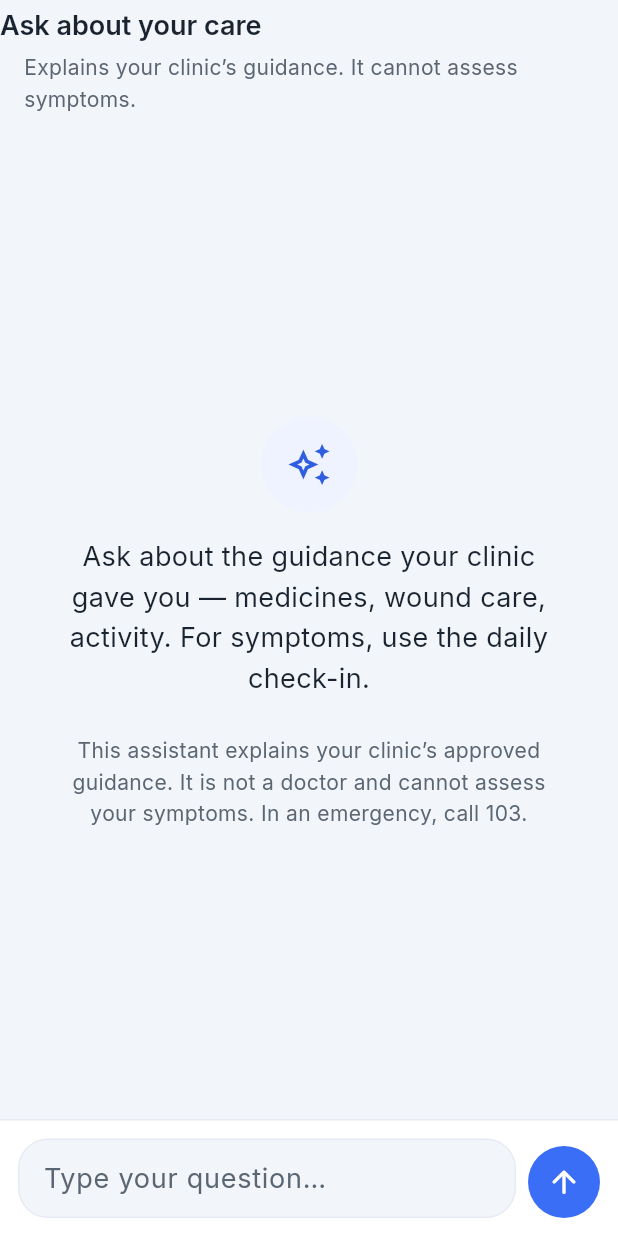
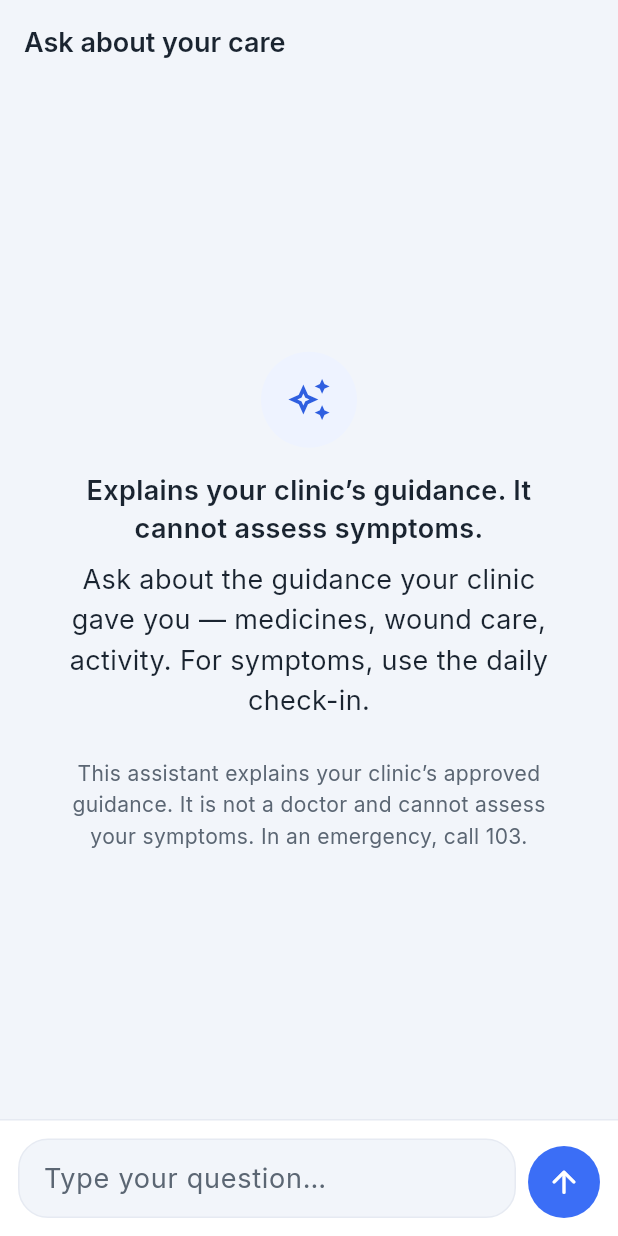
Before and after one commit to dovudbek7/hospitalAiMobile, a Flutter app: the AssistantScreen screen opened by its route, after a tap on the "arrow upward" icon, on a phone screen of 412 x 824 dp. Run offline on Flutter 3.47's test engine with Material 3 defaults, Android fonts, the phone set to English and light mode, and no system bars; our stand-ins replace connectivity_plus, dio, drift, flutter_local_notifications, flutter_riverpod, flutter_secure_storage and 5 more; missing offline and left inert: app_settings; accounts and stored records are empty; generated files the repository leaves out were written again; network calls fail.

Commit message:
fix: onboarding back on P2-P4, compact checkin nav, clean assistant header, live API default
- Enrolment moved to P4 Agree (spec-accurate), so Back works on P2/P3/P4
  and no session exists before consent; guard allows /consent pre-session.
- Check-in nav: compact icon-only Back + full-width Next (fits every
  language/scale); back label resolved from content.
- Assistant header de-cramped; subtitle moved into the intro.
- API_BASE_URL defaults to production — a plain build is API-connected;
  demo mode stays debug-default / explicit opt-in.

Co-Authored-By: Claude Fable 5 <noreply@anthropic.com>

```diff
--- a/lib/features/assistant/assistant_screen.dart
+++ b/lib/features/assistant/assistant_screen.dart
@@ -75,23 +75,7 @@ class _AssistantScreenState extends ConsumerState<AssistantScreen> {
     return Scaffold(
       backgroundColor: AppColors.canvas,
       appBar: AppBar(
-        titleSpacing: 0,
         title: const Txt('assistant.title', style: AppText.h2),
-        bottom: const PreferredSize(
-          preferredSize: Size.fromHeight(28),
-          child: Padding(
-            padding: EdgeInsets.fromLTRB(
-              AppSpace.s16,
-              0,
-              AppSpace.s16,
-              AppSpace.s8,
-            ),
-            child: Align(
-              alignment: Alignment.centerLeft,
-              child: Txt('assistant.subtitle', style: AppText.caption),
-            ),
-          ),
-        ),
       ),
       body: Column(
         children: [
@@ -152,6 +136,12 @@ class _Intro extends StatelessWidget {
               ),
             ),
             const SizedBox(height: AppSpace.s16),
+            const Txt(
+              'assistant.subtitle',
+              style: AppText.h2,
+              textAlign: TextAlign.center,
+            ),
+            const SizedBox(height: AppSpace.s8),
             const Txt(
               'assistant.intro',
               style: AppText.bodyL,
```
Also changed, not shown: lib/core/config/env.dart (+8 -7 lines), lib/core/router/guards.dart (+8 -1 lines), lib/features/checkin/p10_checkin_screen.dart (+32 -6 lines), lib/features/onboarding/p3_phone_screen.dart (+9 -63 lines), lib/features/onboarding/p4_consent_screen.dart (+59 -7 lines), 2 other files.
